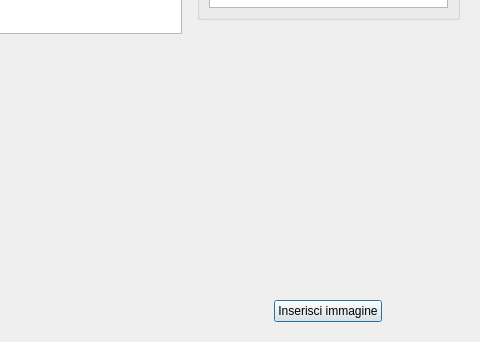
Before: the Qt Designer form lylibrary/ui/articoli.ui in kratos83/LyLibrary, drawn with Qt 5; both pictures show x 1055 to 1535 and y 252 to 594 of the 1535 by 594 pixel window.
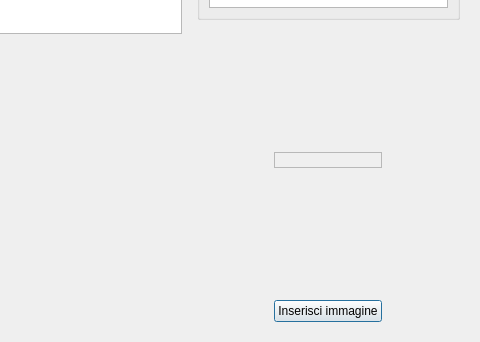
After: the same form once the commit is applied. Icons and pictures are not drawn.

Patch:
```diff
--- a/lylibrary/ui/articoli.ui
+++ b/lylibrary/ui/articoli.ui
@@ -123,7 +123,7 @@
          <item row="0" column="0">
           <widget class="QLabel" name="image_file">
            <property name="frameShape">
-            <enum>QFrame::Panel</enum>
+            <enum>QFrame::StyledPanel</enum>
            </property>
            <property name="frameShadow">
             <enum>QFrame::Plain</enum>
```
Left out of the diff: 10 changed lines with no effect on the pictures.
